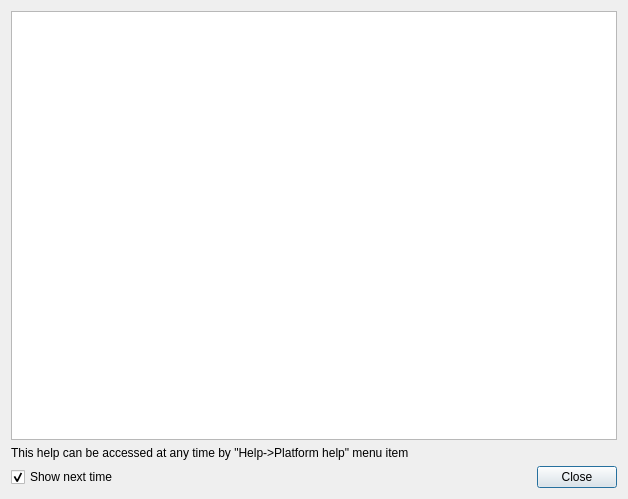
Above: src/qt/qtHelpDialog.ui from vpyk/emu80v4 before the change. Below: the same form after it.
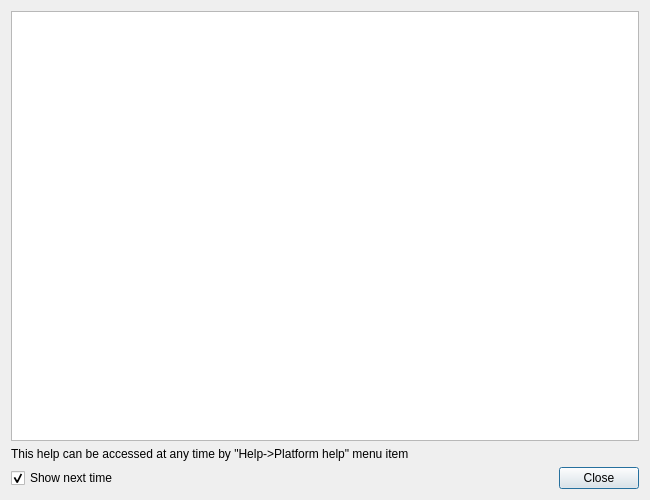
That is the form after the change.

Commit message: Fix displaying platform help dialog

Diff of the .ui file:
```diff
--- a/src/qt/qtHelpDialog.ui
+++ b/src/qt/qtHelpDialog.ui
@@ -6,8 +6,8 @@
    <rect>
     <x>0</x>
     <y>0</y>
-    <width>628</width>
-    <height>499</height>
+    <width>650</width>
+    <height>500</height>
    </rect>
   </property>
   <property name="windowTitle">
```
The commit also changes 1 other file.
